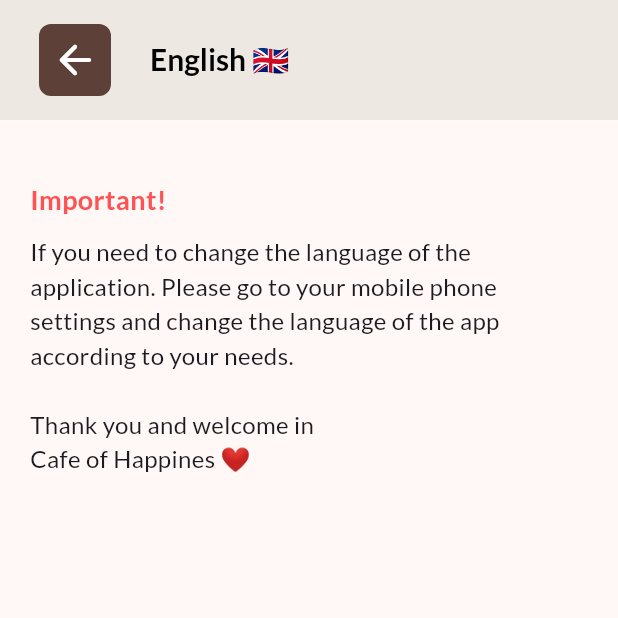
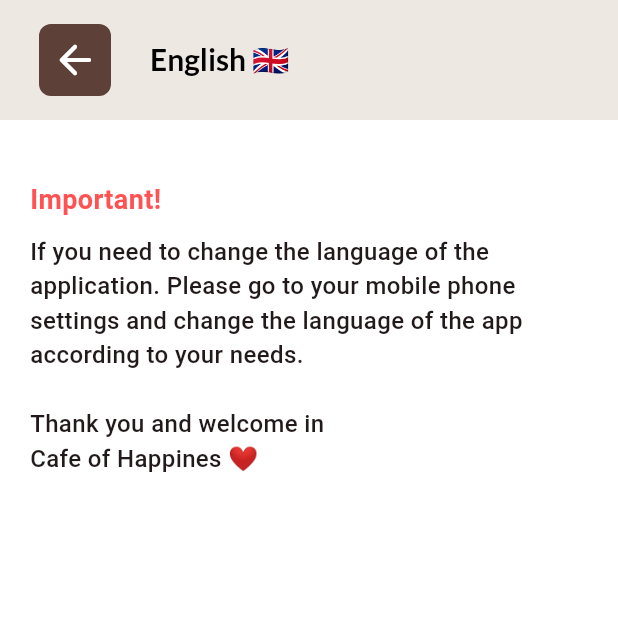
Before and after one commit to igorurbaniak/cafe_of_happiness_app, a Flutter app: the screen it shows once a user with an empty profile is signed in, after a tap on "EN 🇬🇧", on a phone screen of 412 x 824 dp, the top half of it. Run offline on Flutter 3.47's test engine with Material 3 defaults, Android fonts, the phone set to English and light mode, and no system bars; our stand-ins replace dio, firebase_auth, firebase_core, flutter_bloc, font_awesome_flutter, google_fonts and 4 more; accounts and stored records are empty; generated files the repository leaves out were written again; network calls fail.

Commit message:
Separate dark/light mode files, change the logo of the app and add small improvements

```diff
--- a/lib/app/core/themes/cubit/theme_cubit.dart
+++ b/lib/app/core/themes/cubit/theme_cubit.dart
@@ -1,15 +1,16 @@
+import 'package:cafe_of_happiness_app/app/core/themes/cubit/theme_state.dart';
+import 'package:flutter_bloc/flutter_bloc.dart';
+import 'package:cafe_of_happiness_app/app/core/themes/dark_theme.dart';
+import 'package:cafe_of_happiness_app/app/core/themes/theme_light.dart';
 import 'package:flutter/material.dart';
-import 'package:flutter_bloc/flutter_bloc.dart';
-import 'package:cafe_of_happiness_app/app/core/themes/theme_config.dart';
-part 'theme_state.dart';
 
 class ThemeCubit extends Cubit<ThemeState> {
-  ThemeCubit() : super(ThemeState(themeData: ThemeConfig.lightTheme));
+  ThemeCubit() : super(ThemeState(themeData: ThemeLight.lightTheme));
 
   void toggleTheme() {
     final newThemeData = state.themeData.brightness == Brightness.light
-        ? ThemeConfig.darkTheme
-        : ThemeConfig.lightTheme;
+        ? ThemeDark.darkTheme
+        : ThemeLight.lightTheme;
     emit(ThemeState(themeData: newThemeData));
   }
 }
--- a/lib/app/core/themes/cubit/theme_state.dart
+++ b/lib/app/core/themes/cubit/theme_state.dart
@@ -1,4 +1,4 @@
-part of 'theme_cubit.dart';
+import 'package:flutter/material.dart';
 
 class ThemeState {
   ThemeState({required this.themeData});
--- /dev/null
+++ b/lib/app/core/themes/dark_theme.dart
@@ -0,0 +1,66 @@
+import 'package:flutter/material.dart';
+import 'package:google_fonts/google_fonts.dart';
+
+class ThemeDark {
+  static const Color mainColorLight = Color.fromARGB(255, 237, 233, 226);
+  static const Color mainColorDark = Color.fromARGB(255, 114, 47, 55);
+  static const Color containerColorDark = Color.fromARGB(255, 48, 48, 48);
+
+  static final ThemeData darkTheme = ThemeData(
+    useMaterial3: true,
+     textTheme: TextTheme(
+      headlineLarge: GoogleFonts.lato(
+        color: Colors.white,
+        fontSize: 20,
+      ),
+      headlineMedium: GoogleFonts.lato(
+        color: Colors.white,
+        fontSize: 16,
+      ),
+      headlineSmall: GoogleFonts.lato(
+        color: Colors.white,
+        fontSize: 12,
+      ),
+      titleLarge: GoogleFonts.lato(
+        color: Colors.white,
+        fontSize: 22,
+        fontWeight: FontWeight.bold,
+      ),
+      titleMedium: GoogleFonts.lato(
+        color: Colors.white,
+        fontSize: 18,
+        fontWeight: FontWeight.bold,
+      ),
+      titleSmall: GoogleFonts.lato(
+        color: Colors.white,
+        fontSize: 14,
+        fontWeight: FontWeight.bold,
+      ),
+    ),
+    colorScheme: ColorScheme.fromSeed(
+      seedColor: mainColorDark,
+      brightness: Brightness.dark,
+      primary: mainColorDark,
+      secondary: mainColorLight,
+      surface: containerColorDark,
+    ),
+    appBarTheme: AppBarTheme(
+      backgroundColor: mainColorDark,
+      titleTextStyle: GoogleFonts.lato(
+        color: Colors.white,
+        fontSize: 20,
+        fontWeight: FontWeight.bold,
+      ),
+      iconTheme: const IconThemeData(color: Colors.white),
+    ),
+    drawerTheme: const DrawerThemeData(
+      backgroundColor: Colors.black,
+    ),
+    buttonTheme: const ButtonThemeData(
+      buttonColor: mainColorDark,
+    ),
+    textButtonTheme: TextButtonThemeData(
+      style: TextButton.styleFrom(foregroundColor: mainColorLight),
+    ),
+  );
+}
--- a/lib/app/core/themes/theme_config.dart
+++ b/lib/app/core/themes/theme_config.dart
@@ -1,61 +1,7 @@
-import 'package:flutter/material.dart';
-import 'package:google_fonts/google_fonts.dart';
+import 'package:cafe_of_happiness_app/app/core/themes/dark_theme.dart';
+import 'package:cafe_of_happiness_app/app/core/themes/theme_light.dart';
 
 class ThemeConfig {
-  static const Color mainColorLight = Color.fromARGB(255, 237, 233, 226);
-  static const Color mainColorDark = Color.fromARGB(255, 114, 47, 55);
-
-  static final ThemeData lightTheme = ThemeData(
-    useMaterial3: true,
-    textTheme: GoogleFonts.latoTextTheme(),
-    colorScheme: ColorScheme.fromSeed(
-      seedColor: mainColorDark,
-      brightness: Brightness.light,
-    ),
-    appBarTheme: AppBarTheme(
-      backgroundColor: mainColorLight,
-      titleTextStyle: GoogleFonts.lato(
-        color: Colors.black,
-        fontSize: 20,
-        fontWeight: FontWeight.bold,
-      ),
-      iconTheme: const IconThemeData(color: Colors.black),
-    ),
-    drawerTheme: const DrawerThemeData(
-      backgroundColor: Colors.white,
-    ),
-    buttonTheme: const ButtonThemeData(
-      buttonColor: mainColorDark,
-    ),
-    textButtonTheme: TextButtonThemeData(
-      style: TextButton.styleFrom(),
-    ),
-  );
-
-  static final ThemeData darkTheme = ThemeData(
-    useMaterial3: true,
-    textTheme: GoogleFonts.latoTextTheme(),
-    colorScheme: ColorScheme.fromSeed(
-      seedColor: mainColorDark,
-      brightness: Brightness.dark,
-    ),
-    appBarTheme: AppBarTheme(
-      backgroundColor: mainColorDark,
-      titleTextStyle: GoogleFonts.lato(
-        color: Colors.white,
-        fontSize: 20,
-        fontWeight: FontWeight.bold,
-      ),
-      iconTheme: const IconThemeData(color: Colors.white),
-    ),
-    drawerTheme: const DrawerThemeData(
-      backgroundColor: Colors.black,
-    ),
-    buttonTheme: const ButtonThemeData(
-      buttonColor: mainColorDark,
-    ),
-    textButtonTheme: TextButtonThemeData(
-      style: TextButton.styleFrom(),
-    ),
-  );
+  static final lightTheme = ThemeLight.lightTheme;
+  static final darkTheme = ThemeDark.darkTheme;
 }
--- /dev/null
+++ b/lib/app/core/themes/theme_light.dart
@@ -0,0 +1,66 @@
+import 'package:flutter/material.dart';
+import 'package:google_fonts/google_fonts.dart';
+
+class ThemeLight {
+  static const Color mainColorLight = Color.fromARGB(255, 237, 233, 226);
+  static const Color mainColorDark = Color.fromARGB(255, 114, 47, 55);
+  static const Color containerColorLight = Color.fromARGB(255, 255, 255, 255);
+
+  static final ThemeData lightTheme = ThemeData(
+    useMaterial3: true,
+    textTheme: TextTheme(
+      headlineLarge: GoogleFonts.lato(
+        color: Colors.black,
+        fontSize: 20,
+      ),
+      headlineMedium: GoogleFonts.lato(
+        color: Colors.black,
+        fontSize: 16,
+      ),
+      headlineSmall: GoogleFonts.lato(
+        color: Colors.black,
+        fontSize: 12,
+      ),
+      titleLarge: GoogleFonts.lato(
+        color: Colors.black,
+        fontSize: 22,
+        fontWeight: FontWeight.bold,
+      ),
+      titleMedium: GoogleFonts.lato(
+        color: Colors.black,
+        fontSize: 18,
+        fontWeight: FontWeight.bold,
+      ),
+      titleSmall: GoogleFonts.lato(
+        color: Colors.black,
+        fontSize: 14,
+        fontWeight: FontWeight.bold,
+      ),
+    ),
+    colorScheme: ColorScheme.fromSeed(
+      seedColor: mainColorDark,
+      brightness: Brightness.light,
+      primary: mainColorDark,
+      secondary: mainColorLight,
+      surface: containerColorLight,
+    ),
+    appBarTheme: AppBarTheme(
+      backgroundColor: mainColorLight,
+      titleTextStyle: GoogleFonts.lato(
+        color: Colors.black,
+        fontSize: 20,
+        fontWeight: FontWeight.bold,
+      ),
+      iconTheme: const IconThemeData(color: Colors.black),
+    ),
+    drawerTheme: const DrawerThemeData(
+      backgroundColor: Colors.white,
+    ),
+    buttonTheme: const ButtonThemeData(
+      buttonColor: mainColorDark,
+    ),
+    textButtonTheme: TextButtonThemeData(
+      style: TextButton.styleFrom(foregroundColor: mainColorDark),
+    ),
+  );
+}
--- a/lib/app/root_page/root_page.dart
+++ b/lib/app/root_page/root_page.dart
@@ -1,4 +1,5 @@
 import 'package:cafe_of_happiness_app/app/core/themes/cubit/theme_cubit.dart';
+import 'package:cafe_of_happiness_app/app/core/themes/cubit/theme_state.dart';
 import 'package:cafe_of_happiness_app/app/root_page/cubit/root_cubit.dart';
 import 'package:cafe_of_happiness_app/presentation/features/home/home_page/home_page.dart';
 import 'package:flutter/material.dart';
--- a/lib/presentation/features/auth/auth_pages/forgot_password_page/forgot_password_page.dart
+++ b/lib/presentation/features/auth/auth_pages/forgot_password_page/forgot_password_page.dart
@@ -1,3 +1,4 @@
+import 'package:cafe_of_happiness_app/app/custom_widgets/back_appbar.dart';
 import 'package:cafe_of_happiness_app/data/repositories/auth_repository/auth_repository.dart';
 import 'package:cafe_of_happiness_app/presentation/features/auth/auth_pages/forgot_password_page/widgets/reset_password_button.dart';
 import 'package:cafe_of_happiness_app/presentation/features/auth/auth_pages/forgot_password_page/widgets/reset_password_email_input.dart';
@@ -20,7 +21,7 @@ class ForgotPassword extends StatelessWidget {
             ScaffoldMessenger.of(context).showSnackBar(
               SnackBar(
                 content: const Text(
-                  'Pomyślnie wysłano link! Sprawdź swoją pocztę.',
+                  'Successfully sent link! Check your email.',
                   style: TextStyle(),
                 ),
                 backgroundColor: Theme.of(context).colorScheme.tertiary,
@@ -41,9 +42,7 @@ class ForgotPassword extends StatelessWidget {
         builder: (context, state) {
           return Scaffold(
             resizeToAvoidBottomInset: false,
-            appBar: AppBar(
-              title: const Text('Reset your password'),
-            ),
+            appBar: const BackAppBar(title: 'Reset your password'),
             body: Container(
               padding: const EdgeInsets.only(top: 80, left: 40, right: 40),
               child: Column(
@@ -70,7 +69,9 @@ class ForgotPassword extends StatelessWidget {
                     ],
                   ),
                   const SizedBox(height: 50),
-                  ResetPasswordEmailInput(emailController: emailController,),
+                  ResetPasswordEmailInput(
+                    emailController: emailController,
+                  ),
                   ResetPasswordButton(
                     emailController: emailController,
                     forgotPasswordPressed: () {
--- a/lib/presentation/features/auth/auth_pages/login_page/login_page.dart
+++ b/lib/presentation/features/auth/auth_pages/login_page/login_page.dart
@@ -95,9 +95,9 @@ class _LoginPageState extends State<LoginPage> {
                   const GoogleButton(),
                   const SizedBox(height: 40),
                   const Row(
+                    mainAxisAlignment: MainAxisAlignment.spaceBetween,
                     children: [
                       CreateNewAccountButton(),
-                      SizedBox(width: 24),
                       BackHomeButton(),
                     ],
                   ),
--- a/lib/presentation/features/home/home_page/widgets/custom_drawer/widgets/settings_list.dart
+++ b/lib/presentation/features/home/home_page/widgets/custom_drawer/widgets/settings_list.dart
@@ -1,4 +1,5 @@
 import 'package:cafe_of_happiness_app/app/core/themes/cubit/theme_cubit.dart';
+import 'package:cafe_of_happiness_app/app/core/themes/cubit/theme_state.dart';
 import 'package:cafe_of_happiness_app/app/root_page/cubit/root_cubit.dart';
 import 'package:firebase_auth/firebase_auth.dart';
 import 'package:flutter/material.dart';
--- a/lib/presentation/features/home/home_page/widgets/home_discription.dart
+++ b/lib/presentation/features/home/home_page/widgets/home_discription.dart
@@ -7,6 +7,7 @@ class HomeDescription extends StatelessWidget {
   @override
   Widget build(BuildContext context) {
     return Container(
+      color: Theme.of(context).colorScheme.surface,
       height: 200,
       padding: const EdgeInsets.only(top: 20, left: 20, right: 20),
       child: Stack(
@@ -15,10 +16,7 @@ class HomeDescription extends StatelessWidget {
             top: 20,
             child: Text(
               AppLocalizations.of(context)!.cafe_of_happines,
-              style: const TextStyle(
-                fontWeight: FontWeight.bold,
-                fontSize: 22,
-              ),
+              style: Theme.of(context).textTheme.titleLarge,
             ),
           ),
           Positioned(
@@ -28,12 +26,11 @@ class HomeDescription extends StatelessWidget {
             ),
           ),
           const Positioned(
-            top: 5,
-            right: 35,
+            right: 25,
             child: Image(
               image: AssetImage('images/coffee_logo.png'),
-              width: 80,
-              height: 80,
+              width: 90,
+              height: 90,
             ),
           ),
           Positioned(
```
Also changed, not shown: images/coffee_logo.png.
